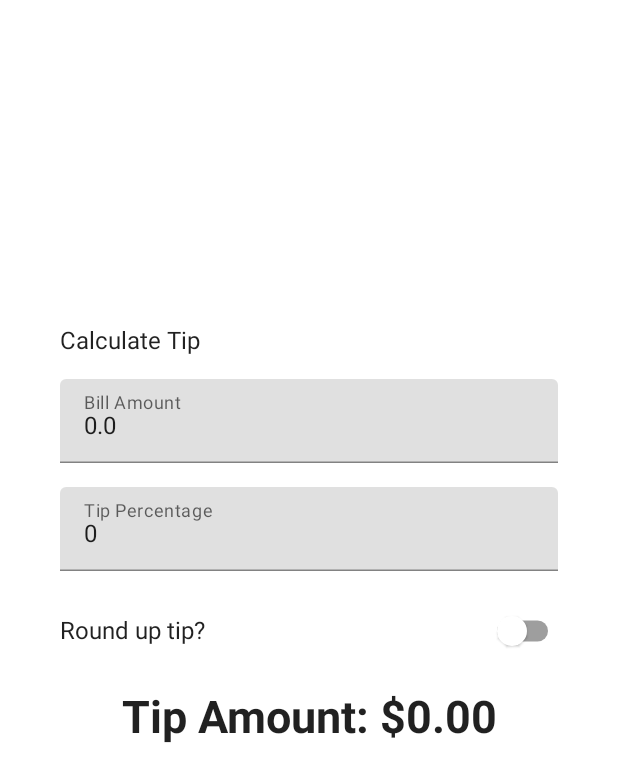
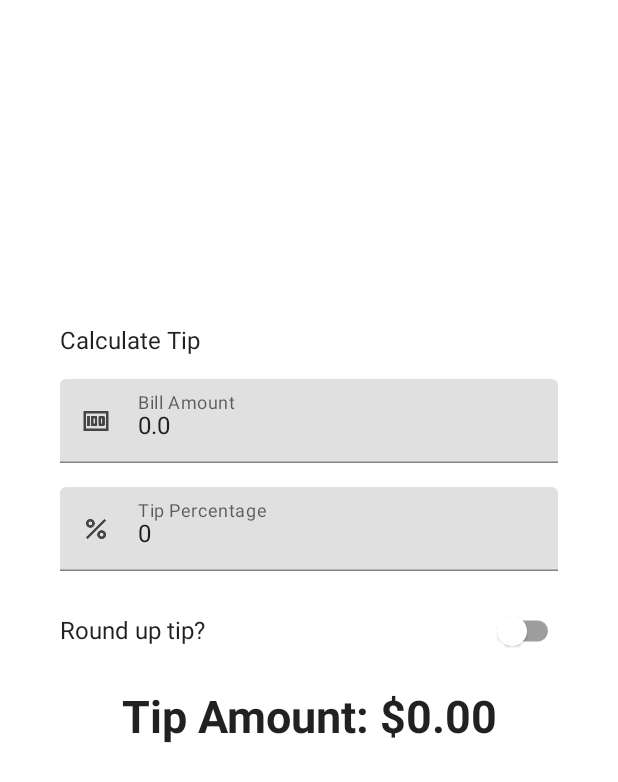
Before and after one commit to hakimamarullah/greeting-android, an Android app built with Jetpack Compose: the screen it shows after launch (MainActivity), on a phone screen of 412 x 824 dp. Shown: the top 782 px of the screen. Run offline under Robolectric (Android 15) with nearby library versions, the phone set to English and light mode, and no system bars.

Commit message:
Add leading icon

```diff
--- a/app/src/main/java/com/example/greetingcard/MainActivity.kt
+++ b/app/src/main/java/com/example/greetingcard/MainActivity.kt
@@ -3,6 +3,7 @@ package com.example.greetingcard
 import android.os.Bundle
 import androidx.activity.ComponentActivity
 import androidx.activity.compose.setContent
+import androidx.annotation.DrawableRes
 import androidx.annotation.StringRes
 import androidx.compose.foundation.layout.*
 import androidx.compose.foundation.rememberScrollState
@@ -12,6 +13,8 @@ import androidx.compose.material.*
 import androidx.compose.runtime.*
 import androidx.compose.ui.Alignment
 import androidx.compose.ui.Modifier
+import androidx.compose.ui.graphics.Color
+import androidx.compose.ui.res.painterResource
 import androidx.compose.ui.res.stringResource
 import androidx.compose.ui.text.font.FontWeight
 import androidx.compose.ui.text.input.ImeAction
@@ -60,6 +63,7 @@ fun TipTimeApp() {
             value = billInput,
             onValueChange = { billInput = it },
             label = R.string.bill_amount_label,
+            leadingIcon = R.drawable.money_icon,
             imeAction = ImeAction.Next,
             modifier = Modifier
                 .padding(bottom = 16.dp)
@@ -69,6 +73,7 @@ fun TipTimeApp() {
             value = tipPercent,
             onValueChange = { tipPercent = it },
             label = R.string.how_was_the_service,
+            leadingIcon = R.drawable.percent_icon,
             imeAction = ImeAction.Done,
             modifier = Modifier
                 .padding(bottom = 16.dp)
@@ -101,12 +106,14 @@ fun NumberInputField(
     value: String,
     onValueChange: (String) -> Unit,
     @StringRes label: Int = R.string.unknown_field,
+    @DrawableRes leadingIcon: Int,
     imeAction: ImeAction = ImeAction.Default,
     modifier: Modifier = Modifier
 ) {
     TextField(
         value = value,
         onValueChange = onValueChange,
+        leadingIcon = { Icon(painter = painterResource(id = leadingIcon), null, tint = Color.DarkGray, modifier = Modifier.size(20.dp)) },
         singleLine = true,
         label = { (Text(text = stringResource(id = label))) },
         keyboardOptions = KeyboardOptions(
```
Also changed, not shown: app/src/main/res/drawable/money_icon.png (added), app/src/main/res/drawable/percent_icon.png (added).
